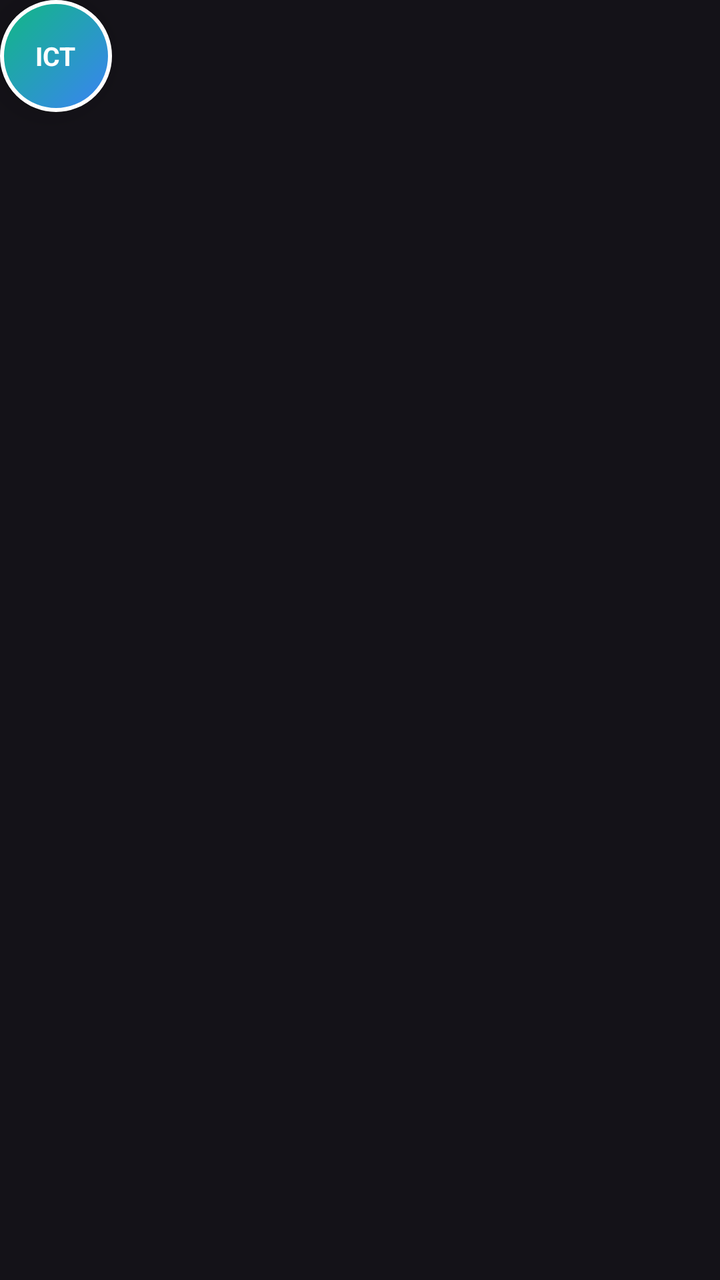
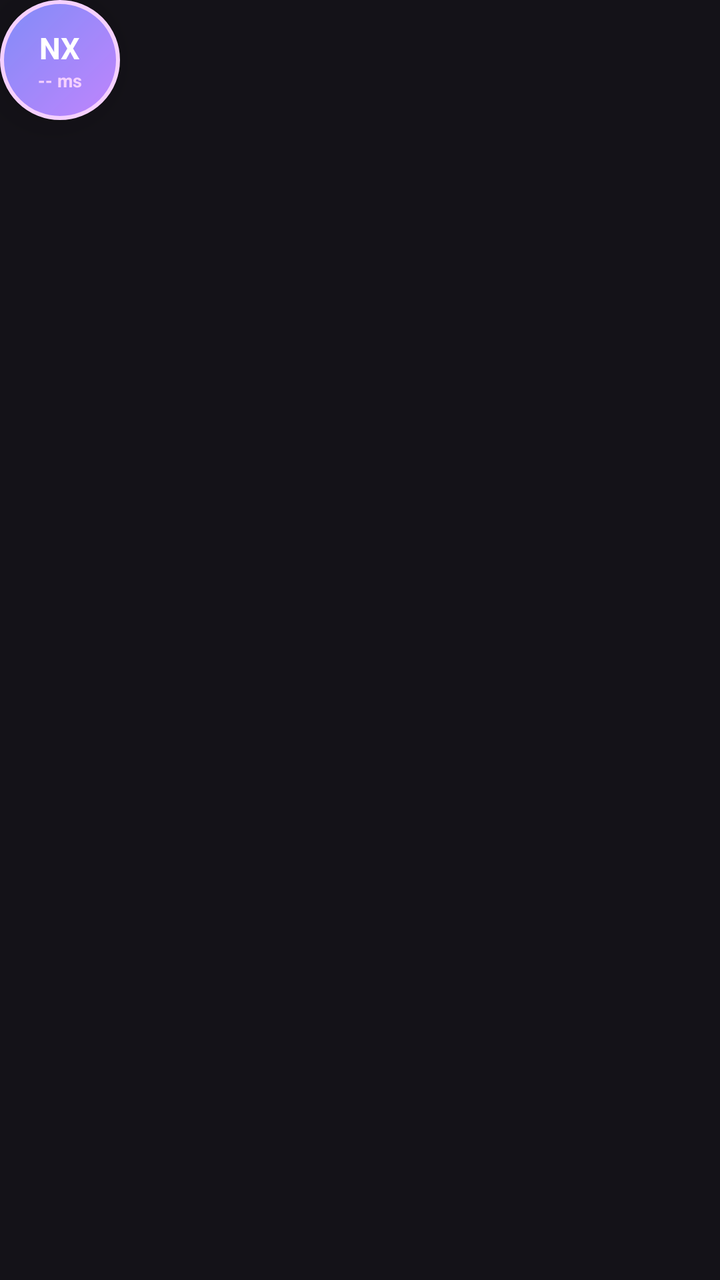

Before-and-after screenshots of an Android layout around one commit, followed by the original layout XML and the change that was made.
<!-- AndroidManifest.xml: application theme Theme.Material3.Dark.NoActionBar -->
<!-- res/layout/floating_bubble.xml -->
<?xml version="1.0" encoding="utf-8"?>
<LinearLayout xmlns:android="http://schemas.android.com/apk/res/android"
    android:layout_width="wrap_content"
    android:layout_height="wrap_content"
    android:orientation="vertical">

    
    <LinearLayout
        android:id="@+id/bubbleHead"
        android:layout_width="56dp"
        android:layout_height="56dp"
        android:background="@drawable/bg_bubble"
        android:elevation="8dp"
        android:gravity="center"
        android:orientation="vertical">

        <TextView
            android:id="@+id/tvBubbleIcon"
            android:layout_width="wrap_content"
            android:layout_height="wrap_content"
            android:text="ICT"
            android:textColor="#FFFFFF"
            android:textSize="13sp"
            android:textStyle="bold" />
    </LinearLayout>

    
    <LinearLayout
        android:id="@+id/bubblePanel"
        android:layout_width="260dp"
        android:layout_height="wrap_content"
        android:layout_marginTop="6dp"
        android:background="@drawable/bg_card"
        android:elevation="10dp"
        android:orientation="vertical"
        android:padding="12dp"
        android:visibility="gone">

        <TextView
            android:id="@+id/tvFloatStatus"
            android:layout_width="match_parent"
            android:layout_height="wrap_content"
            android:text="กำลังทำงาน..."
            android:textColor="#34D399"
            android:textSize="12sp"
            android:textStyle="bold" />

        <TextView
            android:id="@+id/tvFloatTranscript"
            android:layout_width="match_parent"
            android:layout_height="wrap_content"
            android:layout_marginTop="6dp"
            android:maxLines="4"
            android:text="รอเสียงพูด..."
            android:textColor="#E2E8F0"
            android:textSize="12sp" />

        <LinearLayout
            android:layout_width="match_parent"
            android:layout_height="wrap_content"
            android:layout_marginTop="10dp"
            android:orientation="horizontal">

            <Button
                android:id="@+id/btnFloatOpen"
                android:layout_width="0dp"
                android:layout_height="38dp"
                android:layout_marginEnd="6dp"
                android:layout_weight="1"
                android:backgroundTint="#1E293B"
                android:padding="0dp"
                android:text="เปิดแอป"
                android:textColor="#E2E8F0"
                android:textSize="12sp" />

            <Button
                android:id="@+id/btnFloatStop"
                android:layout_width="0dp"
                android:layout_height="38dp"
                android:layout_weight="1"
                android:backgroundTint="#EF4444"
                android:padding="0dp"
                android:text="หยุดแปล"
                android:textColor="#FFFFFF"
                android:textSize="12sp" />
        </LinearLayout>
    </LinearLayout>
</LinearLayout>
<!-- resources referenced by this layout -->
<resources>
  <!-- drawable bg_bubble (drawable) -->
  <?xml version="1.0" encoding="utf-8"?>
  <shape xmlns:android="http://schemas.android.com/apk/res/android"
      android:shape="oval">
      <gradient
          android:angle="135"
          android:endColor="#10B981"
          android:startColor="#3B82F6" />
      <stroke
          android:width="2dp"
          android:color="#FFFFFF" />
  </shape>
  <!-- drawable bg_card (drawable) -->
  <?xml version="1.0" encoding="utf-8"?>
  <shape xmlns:android="http://schemas.android.com/apk/res/android"
      android:shape="rectangle">
      <solid android:color="#131A2B" />
      <corners android:radius="16dp" />
      <stroke
          android:width="1dp"
          android:color="#232F4B" />
  </shape>
</resources>

<!-- the commit's change to res/layout/floating_bubble.xml (unified diff, before → after) -->
@@ -7,10 +7,10 @@
     
     <LinearLayout
         android:id="@+id/bubbleHead"
-        android:layout_width="56dp"
-        android:layout_height="56dp"
+        android:layout_width="60dp"
+        android:layout_height="60dp"
         android:background="@drawable/bg_bubble"
-        android:elevation="8dp"
+        android:elevation="10dp"
         android:gravity="center"
         android:orientation="vertical">
 
@@ -18,41 +18,81 @@
             android:id="@+id/tvBubbleIcon"
             android:layout_width="wrap_content"
             android:layout_height="wrap_content"
-            android:text="ICT"
+            android:text="NX"
             android:textColor="#FFFFFF"
-            android:textSize="13sp"
+            android:textSize="15sp"
+            android:textStyle="bold" />
+
+        <TextView
+            android:id="@+id/tvBubbleLatency"
+            android:layout_width="wrap_content"
+            android:layout_height="wrap_content"
+            android:text="-- ms"
+            android:textColor="#F5D0FE"
+            android:textSize="9sp"
             android:textStyle="bold" />
     </LinearLayout>
 
     
     <LinearLayout
         android:id="@+id/bubblePanel"
-        android:layout_width="260dp"
+        android:layout_width="278dp"
         android:layout_height="wrap_content"
-        android:layout_marginTop="6dp"
+        android:layout_marginTop="8dp"
         android:background="@drawable/bg_card"
-        android:elevation="10dp"
+        android:elevation="12dp"
         android:orientation="vertical"
         android:padding="12dp"
         android:visibility="gone">
+
+        <LinearLayout
+            android:layout_width="match_parent"
+            android:layout_height="wrap_content"
+            android:gravity="center_vertical"
+            android:orientation="horizontal">
+
+            <TextView
+                android:layout_width="0dp"
+                android:layout_height="wrap_content"
+                android:layout_weight="1"
+                android:text="Nexsus Live"
+                android:textColor="#C4B5FD"
+                android:textSize="13sp"
+                android:textStyle="bold" />
+
+            <TextView
+                android:id="@+id/tvFloatLatency"
+                android:layout_width="wrap_content"
+                android:layout_height="wrap_content"
+                android:background="@drawable/bg_pill"
+                android:paddingHorizontal="8dp"
+                android:paddingVertical="2dp"
+                android:text="Delay: -- ms"
+                android:textColor="#5EEAD4"
+                android:textSize="10sp"
+                android:textStyle="bold" />
+        </LinearLayout>
 
         <TextView
             android:id="@+id/tvFloatStatus"
             android:layout_width="match_parent"
             android:layout_height="wrap_content"
+            android:layout_marginTop="6dp"
             android:text="กำลังทำงาน..."
-            android:textColor="#34D399"
-            android:textSize="12sp"
-            android:textStyle="bold" />
+            android:textColor="#A78BFA"
+            android:textSize="11.5sp" />
 
         <TextView
             android:id="@+id/tvFloatTranscript"
             android:layout_width="match_parent"
             android:layout_height="wrap_content"
             android:layout_marginTop="6dp"
-            android:maxLines="4"
+            android:background="@drawable/bg_input"
+            android:maxLines="5"
+            android:minHeight="48dp"
+            android:padding="8dp"
             android:text="รอเสียงพูด..."
-            android:textColor="#E2E8F0"
+            android:textColor="#F3E8FF"
             android:textSize="12sp" />
 
         <LinearLayout
@@ -62,27 +102,39 @@
             android:orientation="horizontal">
 
             <Button
+                android:id="@+id/btnFloatMute"
+                android:layout_width="0dp"
+                android:layout_height="36dp"
+                android:layout_marginEnd="4dp"
+                android:layout_weight="1"
+                android:backgroundTint="#2E254D"
+                android:padding="0dp"
+                android:text="ปิดเสียง"
+                android:textColor="#E9D5FF"
+                android:textSize="11sp" />
+
+            <Button
                 android:id="@+id/btnFloatOpen"
                 android:layout_width="0dp"
-                android:layout_height="38dp"
-                android:layout_marginEnd="6dp"
+                android:layout_height="36dp"
+                android:layout_marginEnd="4dp"
                 android:layout_weight="1"
-                android:backgroundTint="#1E293B"
+                android:backgroundTint="#7C3AED"
                 android:padding="0dp"
                 android:text="เปิดแอป"
-                android:textColor="#E2E8F0"
-                android:textSize="12sp" />
+                android:textColor="#FFFFFF"
+                android:textSize="11sp" />
 
             <Button
                 android:id="@+id/btnFloatStop"
                 android:layout_width="0dp"
-                android:layout_height="38dp"
+                android:layout_height="36dp"
                 android:layout_weight="1"
-                android:backgroundTint="#EF4444"
+                android:backgroundTint="#EC4899"
                 android:padding="0dp"
-                android:text="หยุดแปล"
+                android:text="หยุด"
                 android:textColor="#FFFFFF"
-                android:textSize="12sp" />
+                android:textSize="11sp" />
         </LinearLayout>
     </LinearLayout>
 </LinearLayout>
<!-- resource entries referenced after the edit -->
@@ -6,21 +6,41 @@
       android:shape="oval">
       <gradient
           android:angle="135"
-          android:endColor="#10B981"
-          android:startColor="#3B82F6" />
+          android:endColor="#818CF8"
+          android:startColor="#C084FC" />
       <stroke
           android:width="2dp"
-          android:color="#FFFFFF" />
+          android:color="#F5D0FE" />
   </shape>
   <!-- drawable bg_card (drawable) -->
   <?xml version="1.0" encoding="utf-8"?>
   <shape xmlns:android="http://schemas.android.com/apk/res/android"
       android:shape="rectangle">
-      <solid android:color="#131A2B" />
-      <corners android:radius="16dp" />
+      <solid android:color="#18132B" />
+      <corners android:radius="18dp" />
       <stroke
           android:width="1dp"
-          android:color="#232F4B" />
+          android:color="#332957" />
+  </shape>
+  <!-- drawable bg_input (drawable) -->
+  <?xml version="1.0" encoding="utf-8"?>
+  <shape xmlns:android="http://schemas.android.com/apk/res/android"
+      android:shape="rectangle">
+      <solid android:color="#100C1F" />
+      <corners android:radius="12dp" />
+      <stroke
+          android:width="1dp"
+          android:color="#2E254D" />
+  </shape>
+  <!-- drawable bg_pill (drawable) -->
+  <?xml version="1.0" encoding="utf-8"?>
+  <shape xmlns:android="http://schemas.android.com/apk/res/android"
+      android:shape="rectangle">
+      <solid android:color="#241C40" />
+      <corners android:radius="999dp" />
+      <stroke
+          android:width="1dp"
+          android:color="#4C3B82" />
   </shape>
 </resources>
 
